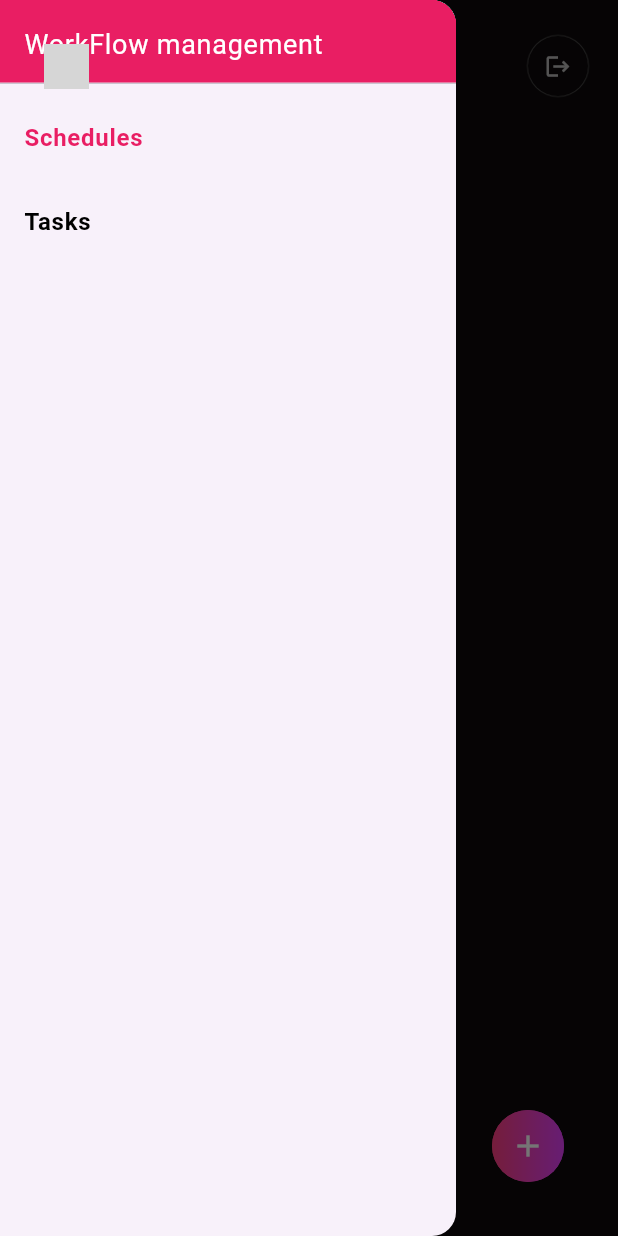
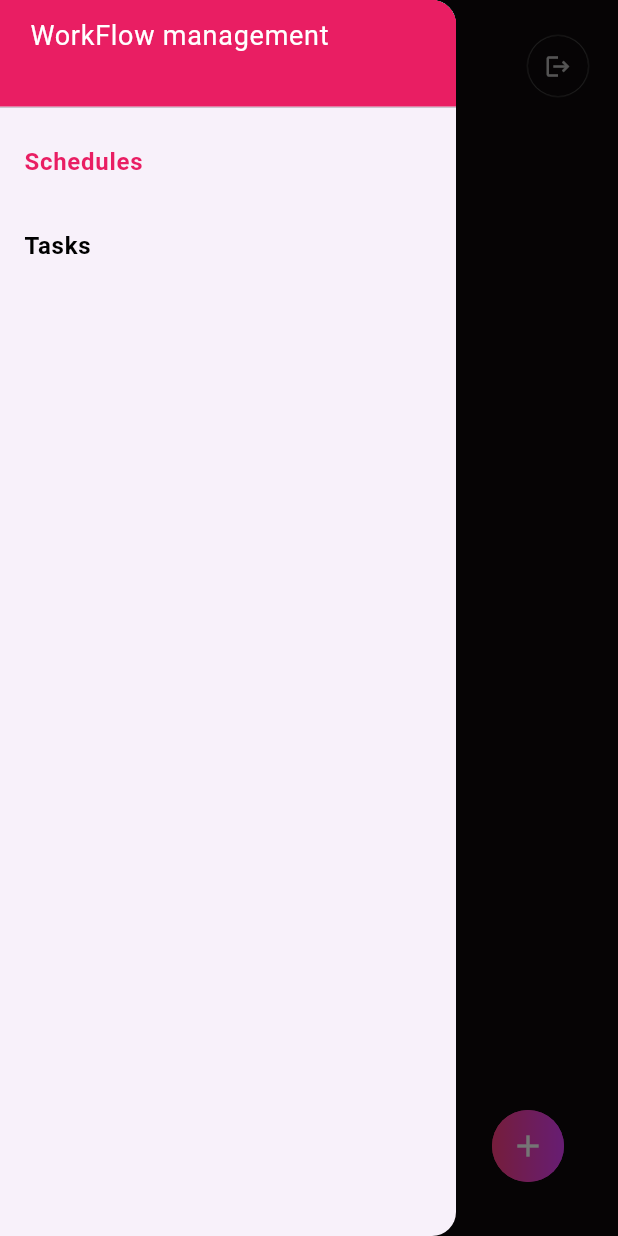
Before and after one commit to gopikrishnaA/workflow-management-system, a Flutter app: the Homepage screen opened by its route, with the side drawer open, on a phone screen of 412 x 824 dp. Run offline on Flutter 3.47's test engine with Material 3 defaults, Android fonts, the phone set to English and light mode, and no system bars; our stand-ins replace email_validator, font_awesome_flutter, get, shared_preferences; missing offline and left inert: multiselect; accounts and stored records are empty; grey boxes are pictures that could not be loaded.

Commit message:
fixed for andoid

```diff
--- a/flutter_task_application/lib/network/endpoints.dart
+++ b/flutter_task_application/lib/network/endpoints.dart
@@ -1,5 +1,5 @@
 class Endpoints {
-  static const baseUrl = 'http://localhost:8001';
+  static const baseUrl = 'http://localhost:8001'; // 'http://10.0.2.2:8001';
   static const signIn = '$baseUrl/auth/signin';
   static const signUp = '$baseUrl/auth/signup';
   static const createSchedule = '$baseUrl/createSchedule';
--- a/flutter_task_application/lib/network/user_services.dart
+++ b/flutter_task_application/lib/network/user_services.dart
@@ -10,6 +10,7 @@
 import 'package:flutter_task_application/utils/utils.dart';
 import 'package:flutter_task_application/view%20model/controller/signin_controller.dart';
 import 'package:flutter_task_application/view%20model/controller/signup_controller.dart';
+import 'package:flutter_task_application/view/homePage/homepage.dart';
 import 'package:font_awesome_flutter/font_awesome_flutter.dart';
 import 'package:get/get.dart';
 import 'package:http/http.dart' as http;
@@ -43,7 +44,7 @@
         UserPref.setUser(
             res.username, res.email, role, res.accessToken, res.id);
         if (role == 'ROLE_MANAGER') {
-          Get.toNamed(Routes.homePage);
+          Get.off(const Homepage());
         }
         if (role == 'ROLE_EMPLOYEE') {
           Get.toNamed(Routes.employeePage);
--- a/flutter_task_application/lib/view model/controller/schedule_controller.dart
+++ b/flutter_task_application/lib/view model/controller/schedule_controller.dart
@@ -23,6 +23,7 @@
   RxString fromDate = ''.obs;
   RxString toTime = ''.obs;
   RxString toDate = ''.obs;
+  RxBool isOpen = false.obs;
   final message = TextEditingController().obs;
   final title = TextEditingController().obs;
 
@@ -45,6 +46,10 @@
 
   void setLoading(bool value) {
     loading.value = value;
+  }
+
+  void setOpen(bool value) {
+    isOpen.value = value;
   }
 
   void setSelectedItem(Schedules? item) {
--- a/flutter_task_application/lib/view/homePage/homepage.dart
+++ b/flutter_task_application/lib/view/homePage/homepage.dart
@@ -1,7 +1,7 @@
 import 'package:flutter/material.dart';
-import 'package:flutter_svg/flutter_svg.dart';
+// import 'package:flutter_svg/flutter_svg.dart';
 import 'package:flutter_task_application/res/app_color.dart';
-import 'package:flutter_task_application/res/assets/app_icons.dart';
+// import 'package:flutter_task_application/res/assets/app_icons.dart';
 import 'package:flutter_task_application/res/routes/routes.dart';
 import 'package:flutter_task_application/view%20model/controller/home_controller.dart';
 import 'package:flutter_task_application/view%20model/controller/schedule_controller.dart';
@@ -101,6 +101,7 @@
           ],
         ),
         body: SafeArea(
+            child: SingleChildScrollView(
           child: Column(
             crossAxisAlignment: CrossAxisAlignment.start,
             children: [
@@ -113,11 +114,16 @@
                   mainAxisAlignment: MainAxisAlignment.spaceBetween,
                   children: [
                     IconButton(
-                      icon: SvgPicture.asset(
-                        AppIcon.menu,
-                        color: Colors.white,
-                        height: 30,
-                        width: 30,
+                      // icon: SvgPicture.asset(
+                      //   AppIcon.menu,
+                      //   color: Colors.white,
+                      //   height: 30,
+                      //   width: 30,
+                      // ),
+                      icon: const Icon(
+                        Icons.menu,
+                        color: Colors.white70,
+                        size: 30,
                       ),
                       onPressed: _openDrawer,
                     ),
@@ -163,18 +169,19 @@
                 ),
               ),
               SizedBox(
-                height: MediaQuery.of(context).size.height - 80,
+                height: MediaQuery.of(context).size.height - 100,
                 child: _widgetOptions[_selectedIndex],
               ),
             ],
           ),
-        ),
+        )),
         drawer: Drawer(
             child: Column(children: <Widget>[
           const SizedBox(
-              height: 64.0,
+              height: 80.0,
               width: double.infinity,
               child: DrawerHeader(
+                padding: EdgeInsets.symmetric(horizontal: 20, vertical: 10),
                 decoration: BoxDecoration(
                   color: Colors.pink,
                 ),
--- a/flutter_task_application/pubspec.yaml
+++ b/flutter_task_application/pubspec.yaml
@@ -41,7 +41,7 @@
   intl: ^0.19.0
   http: ^1.2.2
   shared_preferences: ^2.2.0
-  flutter_svg: ^2.0.7
+  # flutter_svg: ^2.0.7
   connectivity: ^3.0.6
   multiselect: ^0.1.1
 
```
Also changed, not shown: flutter_task_application/lib/view/employeePage/employee_page.dart (+14 -8 lines), flutter_task_application/pubspec.lock, 4 other files.
